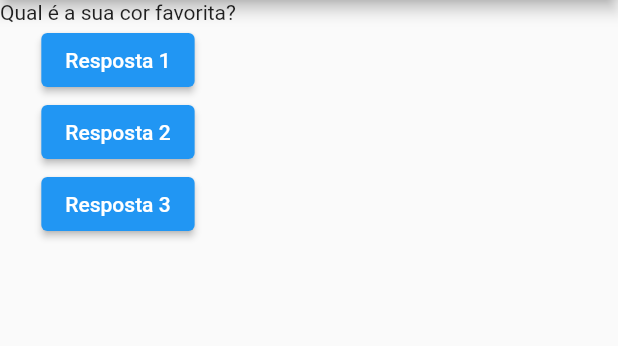
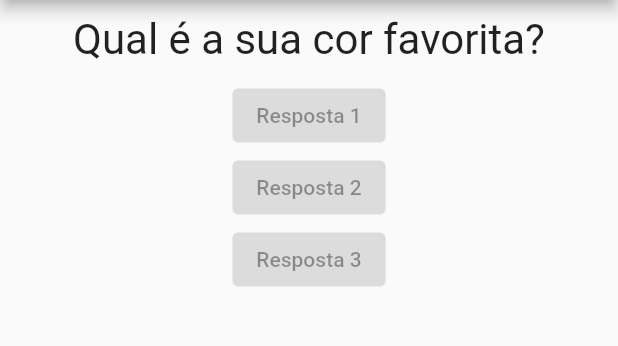
Before and after one commit to luisgs7/projeto-perguntas, a Flutter app: the screen it shows after launch, on a phone screen of 412 x 824 dp, the part 84-430 px from its top. Run offline on Flutter 3.47's test engine with Material 2 defaults, Android fonts, the phone set to English and light mode, and no system bars.

Commit message:
respota component.

```diff
--- a/lib/main.dart
+++ b/lib/main.dart
@@ -1,5 +1,6 @@
 import 'package:flutter/material.dart';
 import 'package:projeto_perguntas/questao.dart';
+import 'package:projeto_perguntas/resposta.dart';
 
 main() => runApp(PerguntaApp());
 
@@ -34,24 +35,9 @@ class _PerguntaAppState extends State<PerguntaApp> {
             Questao(
               perguntas[_perguntaSelecionada],
             ),
-            ElevatedButton(
-              onPressed: _responder,
-              child: Text(
-                'Resposta 1',
-              ),
-            ),
-            ElevatedButton(
-              onPressed: _responder,
-              child: Text(
-                'Resposta 2',
-              ),
-            ),
-            ElevatedButton(
-              onPressed: _responder,
-              child: Text(
-                'Resposta 3',
-              ),
-            ),
+            Resposta('Resposta 1'),
+            Resposta('Resposta 2'),
+            Resposta('Resposta 3'),
           ],
         ),
       ),
--- a/lib/questao.dart
+++ b/lib/questao.dart
@@ -9,6 +9,14 @@ class Questao extends StatelessWidget {
 
   @override
   Widget build(BuildContext context) {
-    return Text(texto);
+    return Container(
+      width: double.infinity,
+      margin: EdgeInsets.all(10),
+      child: Text(
+        texto,
+        style: TextStyle(fontSize: 28),
+        textAlign: TextAlign.center,
+      ),
+    );
   }
 }
--- /dev/null
+++ b/lib/resposta.dart
@@ -0,0 +1,15 @@
+import 'package:flutter/material.dart';
+
+class Resposta extends StatelessWidget {
+  final String texto;
+
+  const Resposta(this.texto);
+
+  @override
+  Widget build(BuildContext context) {
+    return ElevatedButton(
+      onPressed: null,
+      child: Text(texto),
+    );
+  }
+}
```
